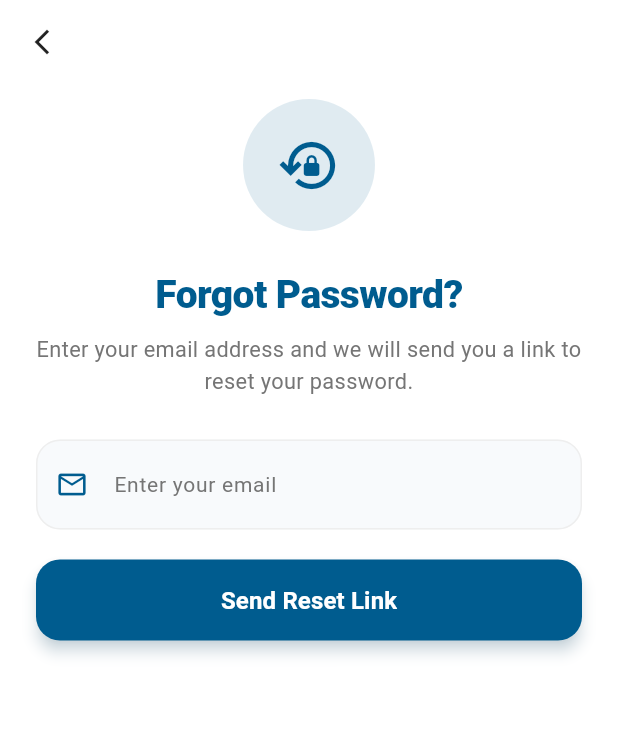
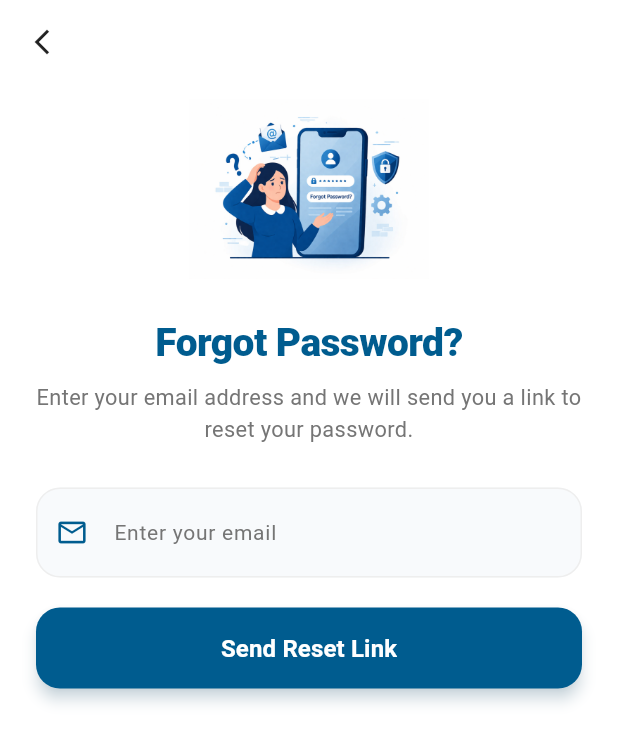
Before and after one commit to eyared1221/moh-mobile-app, a Flutter app: the ForgotPasswordScreen screen opened directly, on a phone screen of 412 x 824 dp. Shown: the top 743 px of the screen. Run offline on Flutter 3.47's test engine with Material 3 defaults, Android fonts, the phone set to English and light mode, and no system bars; our stand-ins replace google_fonts, image_picker, shared_preferences; accounts and stored records are empty.

Commit message:
feat: add auth screen images and improve forgot/reset password UI

```diff
--- a/lib/features/auth/presentation/forgot_password_screen.dart
+++ b/lib/features/auth/presentation/forgot_password_screen.dart
@@ -107,7 +107,12 @@ class _ForgotPasswordScreenState extends State<ForgotPasswordScreen> {
                 crossAxisAlignment: CrossAxisAlignment.stretch,
                 children: [
                   Center(
-                    child: Container(
+                    child: Image.asset(
+                      'assets/images/forgot-password.png',
+                      height: 120,
+                      fit: BoxFit.contain,
+                      errorBuilder: (context, error, stackTrace) {
+                        return Container(
                           width: 88,
                           height: 88,
                           margin: const EdgeInsets.only(bottom: 24),
@@ -120,8 +125,11 @@ class _ForgotPasswordScreenState extends State<ForgotPasswordScreen> {
                             size: 42,
                             color: primaryColor,
                           ),
+                        );
+                      },
                     ),
                   ),
+                  const SizedBox(height: 24),
                   Text(
                     'Forgot Password?',
                     textAlign: TextAlign.center,
```
Also changed, not shown: lib/features/auth/presentation/reset_password_screen.dart (+9 -1 lines), lib/features/auth/presentation/verify_email_screen.dart (+9 -1 lines), assets/images/email-verify.png (added), assets/images/forgot-password.png (added), assets/images/reset-password.png (added). Lines whose indentation alone changed are shown as unchanged.
